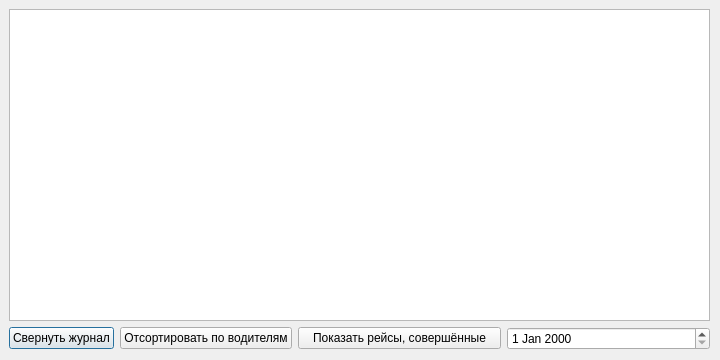
This is Qt/Lab_1/departurejournal.ui in avasyutkin/term_2 as Qt 5 draws it before an edit. The edited form follows.
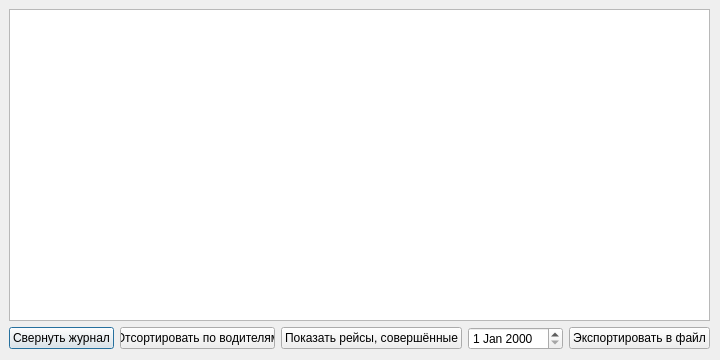
This is the edited form.

```diff
--- a/Qt/Lab_1/departurejournal.ui
+++ b/Qt/Lab_1/departurejournal.ui
@@ -62,6 +62,26 @@
         <item>
          <widget class="QDateEdit" name="dateEdit"/>
         </item>
+        <item>
+         <spacer name="horizontalSpacer">
+          <property name="orientation">
+           <enum>Qt::Horizontal</enum>
+          </property>
+          <property name="sizeHint" stdset="0">
+           <size>
+            <width>40</width>
+            <height>20</height>
+           </size>
+          </property>
+         </spacer>
+        </item>
+        <item>
+         <widget class="QPushButton" name="pushButton">
+          <property name="text">
+           <string>Экспортировать в файл</string>
+          </property>
+         </widget>
+        </item>
        </layout>
       </item>
      </layout>
```
